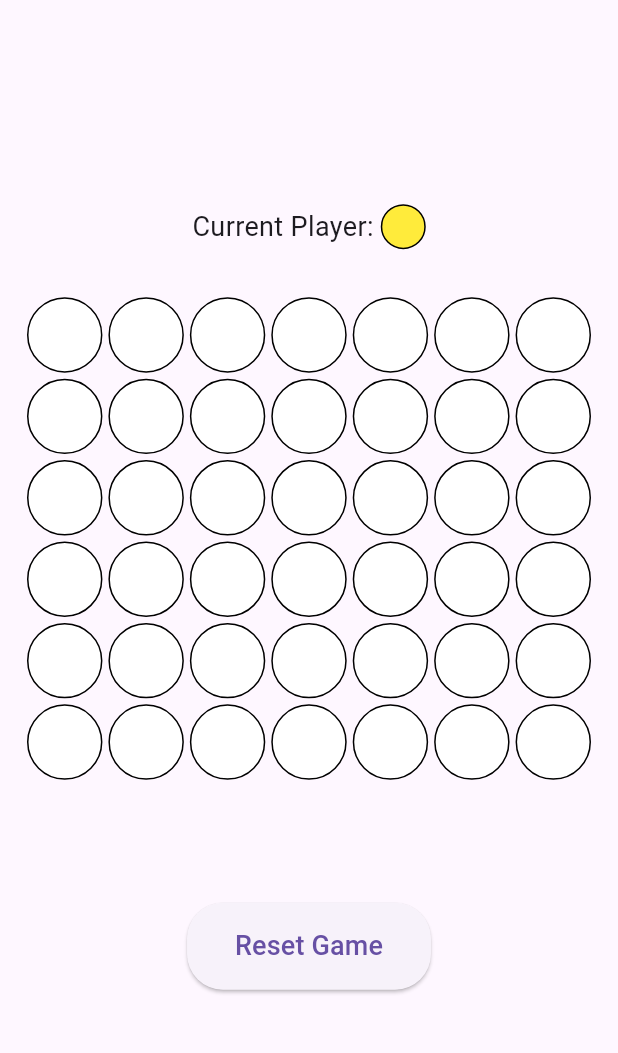
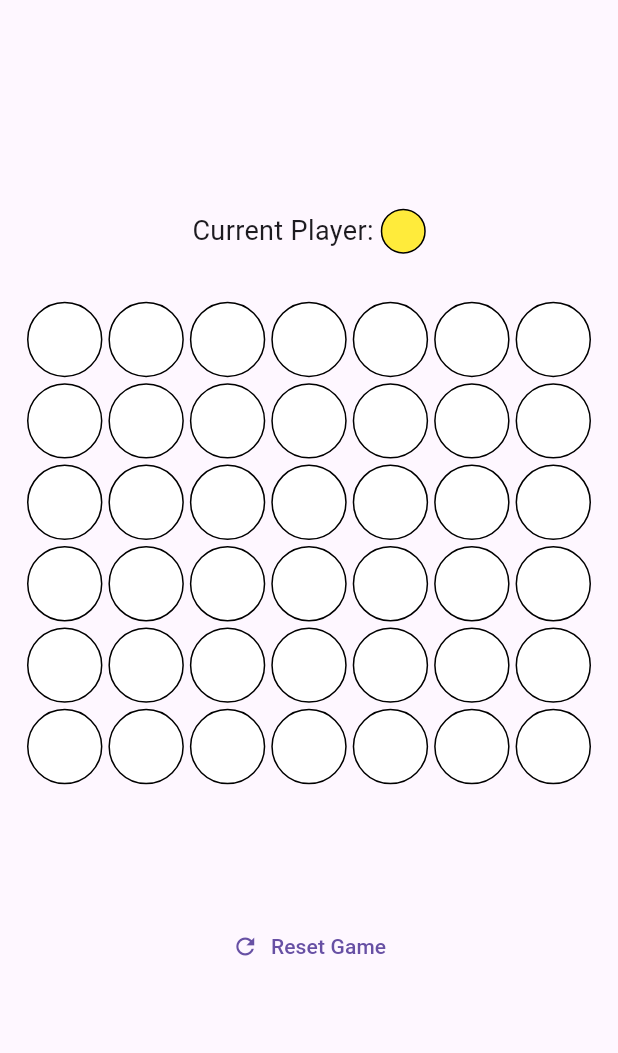
Before and after one commit to binaerverkehr/connect_four_test, a Flutter app: the screen it shows after launch, on a phone screen of 412 x 824 dp, the part 63-1116 px from its top. Run offline on Flutter 3.47's test engine with Material 3 defaults, Android fonts, the light colour scheme and no system bars.

Commit message:
Improved ui

```diff
--- a/lib/main.dart
+++ b/lib/main.dart
@@ -151,7 +151,11 @@ class _GameScreenState extends State<GameScreen> {
   }
 
   Widget _buildResetButton() {
-    return ElevatedButton(
+    return TextButton.icon(
+      icon: const Icon(Icons.refresh),
+      label: Text(
+        _game.winner != null || _game.isDraw ? 'New Game' : 'Reset Game',
+      ),
       onPressed: _resetGame,
       style: ElevatedButton.styleFrom(
         padding: const EdgeInsets.symmetric(horizontal: 32, vertical: 16),
@@ -159,10 +163,6 @@ class _GameScreenState extends State<GameScreen> {
           borderRadius: BorderRadius.circular(24.0),
         ),
       ),
-      child: Text(
-        _game.winner != null || _game.isDraw ? 'New Game' : 'Reset Game',
-        style: const TextStyle(fontSize: 18),
-      ),
     );
   }
 }
```
